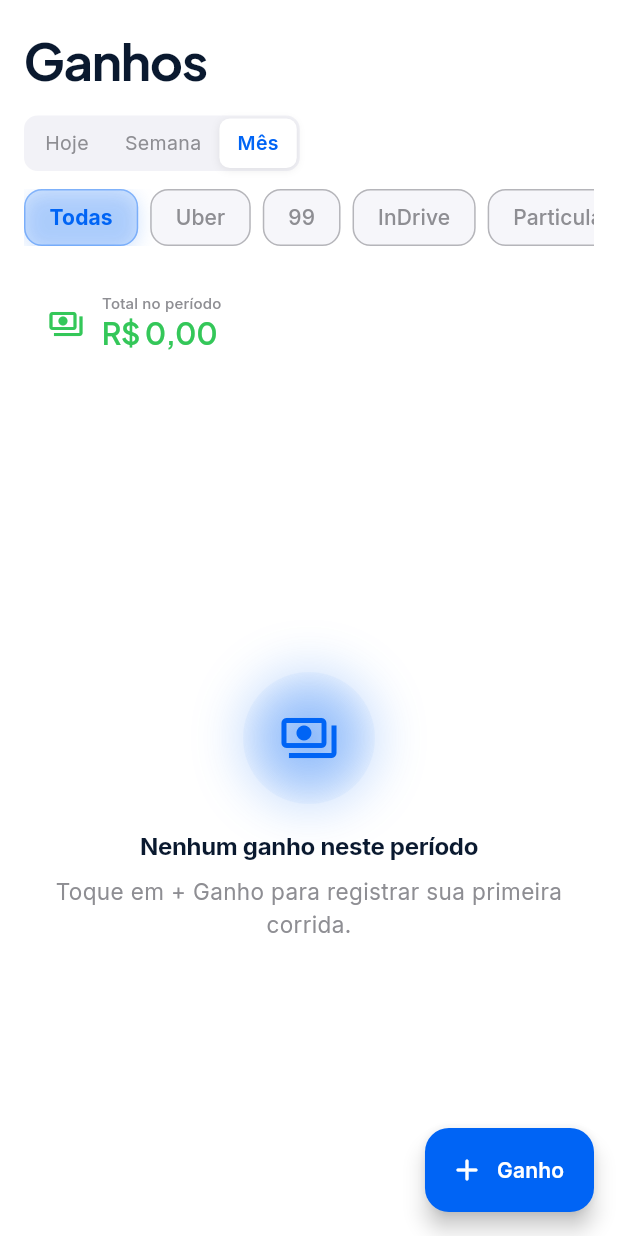
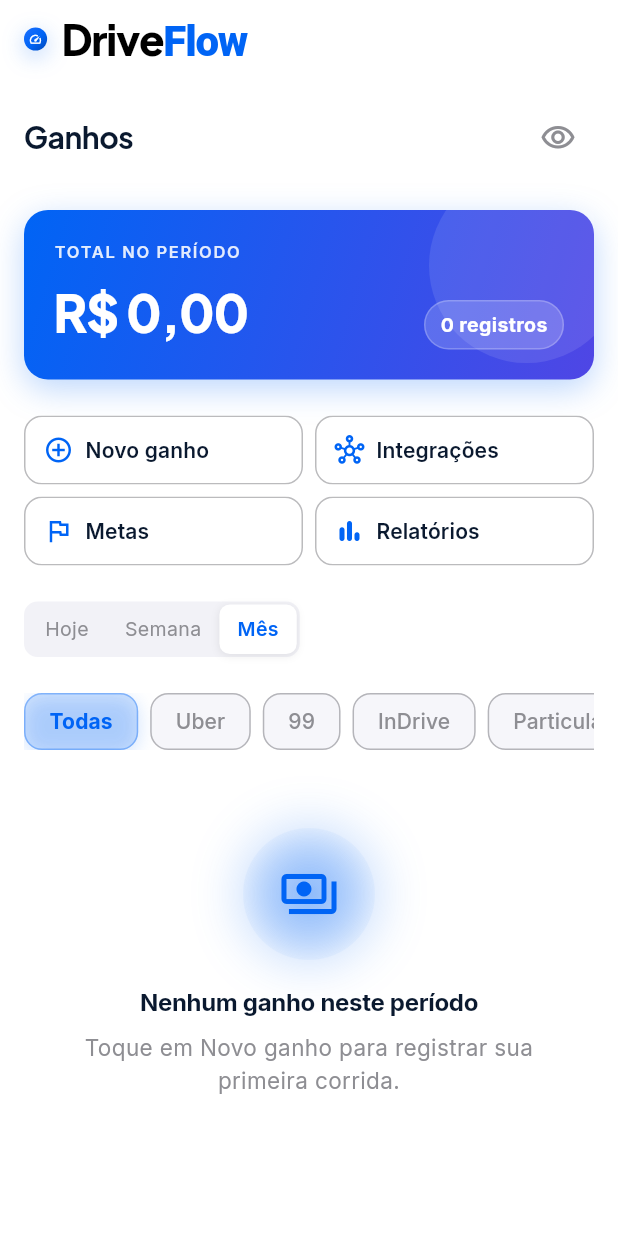
Before and after one commit to solerpedroo/driveflow, a Flutter app: the EarningsScreen screen opened directly, on a phone screen of 412 x 824 dp. Run offline on Flutter 3.47's test engine with Material 3 defaults, Android fonts, the phone set to English and light mode, and no system bars; our stand-ins replace cached_network_image, connectivity_plus, dio, file_picker, fl_chart, flutter_hooks and 14 more; missing offline and left inert: google_mlkit_text_recognition; accounts and stored records are empty; network calls fail; statements that could not run were skipped.

Commit message:
feat(earnings): layout Mescla Carteira com hero e movimentações
Co-authored-by: Pedro Henrique Contardi Soler <pedrocsoler@hotmail.com>

```diff
--- a/lib/features/earnings/presentation/screens/earnings_screen.dart
+++ b/lib/features/earnings/presentation/screens/earnings_screen.dart
@@ -4,51 +4,93 @@ import 'package:hooks_riverpod/hooks_riverpod.dart';
 
 import '../../../../core/constants/app_constants.dart';
 import '../../../../core/constants/ride_platforms.dart';
-import '../../../../core/theme/app_colors.dart';
 import '../../../../core/theme/app_spacing.dart';
 import '../../../../core/utils/currency_formatter.dart';
-import '../../../../shared/widgets/design_system/df_card.dart';
+import '../../../../core/utils/value_visibility_provider.dart';
 import '../../../../shared/widgets/design_system/df_empty_state.dart';
-import '../../../../shared/widgets/design_system/df_section_header.dart';
+import '../../../../shared/widgets/design_system/df_expandable_list_section.dart';
+import '../../../../shared/widgets/design_system/df_filter_pill.dart';
+import '../../../../shared/widgets/design_system/df_header_row.dart';
+import '../../../../shared/widgets/design_system/df_hero_wealth_card.dart';
+import '../../../../shared/widgets/design_system/df_pill_action_button.dart';
 import '../../../../shared/widgets/design_system/df_skeleton.dart';
-import '../../../../shared/widgets/design_system/df_filter_pill.dart';
+import '../../../../shared/widgets/design_system/df_tab_scroll_view.dart';
 import '../../../../shared/widgets/driveflow_period_filter.dart';
 import '../providers/earnings_providers.dart';
 import '../widgets/earning_tile.dart';
 
-/// Listagem de ganhos com filtros de período e plataforma.
+/// Ganhos no padrão Mescla Carteira — hero, ações 2×2, movimentações.
 class EarningsScreen extends ConsumerWidget {
   const EarningsScreen({super.key});
 
   @override
   Widget build(BuildContext context, WidgetRef ref) {
-    final theme = Theme.of(context);
     final period = ref.watch(earningsPeriodProvider);
     final platformFilter = ref.watch(earningsPlatformFilterProvider);
     final earningsAsync = ref.watch(earningsListProvider);
     final totalAsync = ref.watch(earningsTotalProvider);
+    final hidden = ref.watch(valueVisibilityHiddenProvider);
 
     return Scaffold(
       backgroundColor: Colors.transparent,
-      body: RefreshIndicator(
+      body: earningsAsync.when(
+        loading: () => const Center(child: DfSkeleton(itemCount: 4)),
+        error: (e, _) => Center(child: Text('Erro: $e')),
+        data: (earnings) => DfTabScrollView(
           onRefresh: () async {
             await ref.read(earningsRepositoryProvider).fetchEarnings();
           },
-        child: CustomScrollView(
-          physics: const AlwaysScrollableScrollPhysics(),
-          slivers: [
-            SliverToBoxAdapter(
-              child: DfScreenTitle(
+          children: [
+            const DfHeaderRow(),
+            DfScreenTitleRow(
               title: 'Ganhos',
-                subtitle: Column(
-                  crossAxisAlignment: CrossAxisAlignment.start,
-                  children: [
+              hidden: hidden,
+              onToggleVisibility: () => ref
+                  .read(valueVisibilityHiddenProvider.notifier)
+                  .state = !hidden,
+            ),
+            totalAsync.when(
+              loading: () => const SizedBox(
+                height: 140,
+                child: Center(child: CircularProgressIndicator()),
+              ),
+              error: (_, __) => const SizedBox.shrink(),
+              data: (total) => DfHeroWealthCard(
+                label: 'Total no período',
+                value: CurrencyFormatter.format(total),
+                badge: '${earnings.length} registros',
+                hideValue: hidden,
+              ),
+            ),
+            DfPillActionGrid(
+              actions: [
+                DfPillActionButton(
+                  icon: Icons.add_circle_outline,
+                  label: 'Novo ganho',
+                  onTap: () => context.push(AppRoutes.earningForm),
+                ),
+                DfPillActionButton(
+                  icon: Icons.hub_outlined,
+                  label: 'Integrações',
+                  onTap: () => context.push(AppRoutes.platformIntegrations),
+                ),
+                DfPillActionButton(
+                  icon: Icons.flag_outlined,
+                  label: 'Metas',
+                  onTap: () => context.push(AppRoutes.goals),
+                ),
+                DfPillActionButton(
+                  icon: Icons.bar_chart_rounded,
+                  label: 'Relatórios',
+                  onTap: () => context.go('${AppRoutes.home}?tab=reports'),
+                ),
+              ],
+            ),
             DriveFlowPeriodFilter(
               value: period,
               onChanged: (p) =>
                   ref.read(earningsPeriodProvider.notifier).state = p,
             ),
-                    const SizedBox(height: AppSpacing.md),
             SingleChildScrollView(
               scrollDirection: Axis.horizontal,
               child: Row(
@@ -62,14 +104,12 @@ class EarningsScreen extends ConsumerWidget {
                   ),
                   ...kRidePlatforms.map(
                     (platform) => Padding(
-                              padding:
-                                  const EdgeInsets.only(left: AppSpacing.sm),
+                      padding: const EdgeInsets.only(left: AppSpacing.sm),
                       child: DfFilterPill(
                         label: platform.label,
                         selected: platformFilter == platform,
                         onSelected: () => ref
-                                    .read(
-                                        earningsPlatformFilterProvider.notifier)
+                            .read(earningsPlatformFilterProvider.notifier)
                             .state = platform,
                       ),
                     ),
@@ -77,91 +117,25 @@ class EarningsScreen extends ConsumerWidget {
                 ],
               ),
             ),
-                  ],
-                ),
-              ),
-            ),
-            SliverPadding(
-              padding: const EdgeInsets.fromLTRB(
-                AppSpacing.screenHorizontal,
-                AppSpacing.lg,
-                AppSpacing.screenHorizontal,
-                0,
-              ),
-              sliver: SliverToBoxAdapter(
-                child: DfCard(
-                  child: Row(
-                    children: [
-                      const Icon(Icons.payments_outlined,
-                          color: AppColors.profitGreen),
-                      const SizedBox(width: AppSpacing.md),
-                      Expanded(
-                        child: Column(
-                          crossAxisAlignment: CrossAxisAlignment.start,
-                          children: [
-                            Text('Total no período',
-                                style: theme.textTheme.labelMedium),
-                            totalAsync.when(
-                              loading: () => const Text('...'),
-                              error: (e, _) => const Text('Erro'),
-                              data: (total) => Text(
-                                CurrencyFormatter.format(total),
-                                style: theme.textTheme.headlineSmall?.copyWith(
-                                  color: AppColors.profitGreen,
-                                ),
-                              ),
+            if (earnings.isEmpty)
+              const DfEmptyState(
+                variant: DfEmptyStateVariant.illustrated,
+                icon: Icons.payments_outlined,
+                title: 'Nenhum ganho neste período',
+                subtitle:
+                    'Toque em Novo ganho para registrar sua primeira corrida.',
+              )
+            else
+              DfExpandableListSection(
+                title: 'Minhas movimentações',
+                eyebrow: 'Ganhos',
+                itemCount: earnings.length,
+                itemBuilder: (context, index) =>
+                    EarningTile(earning: earnings[index]),
               ),
           ],
         ),
       ),
-                    ],
-                  ),
-                ),
-              ),
-            ),
-            earningsAsync.when(
-              loading: () => const SliverFillRemaining(child: DfSkeleton()),
-              error: (e, _) => SliverFillRemaining(
-                child: Center(child: Text('Erro: $e')),
-              ),
-              data: (earnings) {
-                if (earnings.isEmpty) {
-                  return const SliverFillRemaining(
-                    hasScrollBody: false,
-                    child: DfEmptyState(
-                      variant: DfEmptyStateVariant.illustrated,
-                      icon: Icons.payments_outlined,
-                      title: 'Nenhum ganho neste período',
-                      subtitle:
-                          'Toque em + Ganho para registrar sua primeira corrida.',
-                    ),
-                  );
-                }
-                return SliverPadding(
-                  padding: const EdgeInsets.fromLTRB(
-                    AppSpacing.screenHorizontal,
-                    AppSpacing.lg,
-                    AppSpacing.screenHorizontal,
-                    96,
-                  ),
-                  sliver: SliverList.separated(
-                    itemCount: earnings.length,
-                    separatorBuilder: (_, __) =>
-                        const SizedBox(height: AppSpacing.sm),
-                    itemBuilder: (context, index) =>
-                        EarningTile(earning: earnings[index]),
-                  ),
-                );
-              },
-            ),
-          ],
-        ),
-      ),
-      floatingActionButton: FloatingActionButton.extended(
-        onPressed: () => context.push(AppRoutes.earningForm),
-        icon: const Icon(Icons.add_rounded),
-        label: const Text('Ganho'),
-      ),
     );
   }
 }
```
Lines whose indentation alone changed are shown as unchanged.
